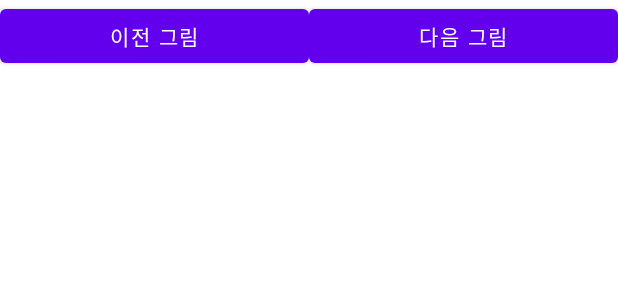
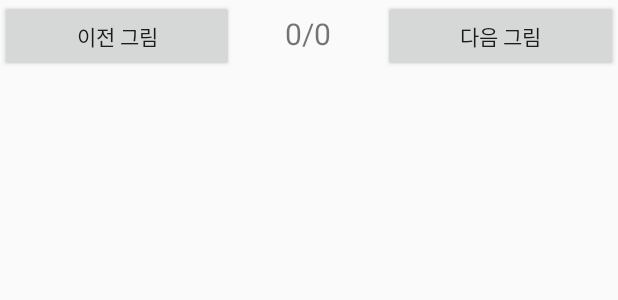
Before and after one commit to Bangseungjae/OpensourceAndriodProject, an Android app: the layout activity_main.xml on its own in the app's theme, with its tools: preview values and no code run, on a phone screen of 412 x 824 dp. Shown: the top 300 px of the screen. Run offline under Robolectric (Android 15) with nearby library versions, the phone set to English and light mode, and no system bars.

Commit message:
8-2직접 풀어보기

```diff
--- a/app/src/main/java/bsj/io/exam03/myPictureView.java
+++ b/app/src/main/java/bsj/io/exam03/myPictureView.java
@@ -4,18 +4,15 @@ import android.content.Context;
 import android.graphics.Bitmap;
 import android.graphics.BitmapFactory;
 import android.graphics.Canvas;
+import androidx.annotation.Nullable;
 import android.util.AttributeSet;
 import android.view.View;
 
-import androidx.annotation.Nullable;
-
 public class myPictureView extends View {
     String imagePath = null;
-
     public myPictureView(Context context, @Nullable AttributeSet attrs) {
         super(context, attrs);
     }
-
     @Override
     protected void onDraw(Canvas canvas) {
         super.onDraw(canvas);
--- a/app/src/main/res/layout/activity_main.xml
+++ b/app/src/main/res/layout/activity_main.xml
@@ -16,6 +16,15 @@
             android:layout_weight="1"
             android:text=" 이전 그림 " />
 
+        <TextView
+            android:id="@+id/tvNumber"
+            android:layout_width="wrap_content"
+            android:layout_height="wrap_content"
+            android:layout_weight="1"
+            android:gravity="center"
+            android:text="0/0"
+            android:textSize="20dp" />
+
         <Button
             android:id="@+id/btnNext"
             android:layout_width="wrap_content"
```
Also changed, not shown: app/src/main/AndroidManifest.xml (+8 -3 lines), app/src/main/java/bsj/io/exam03/MainActivity.java (+22 -9 lines).
